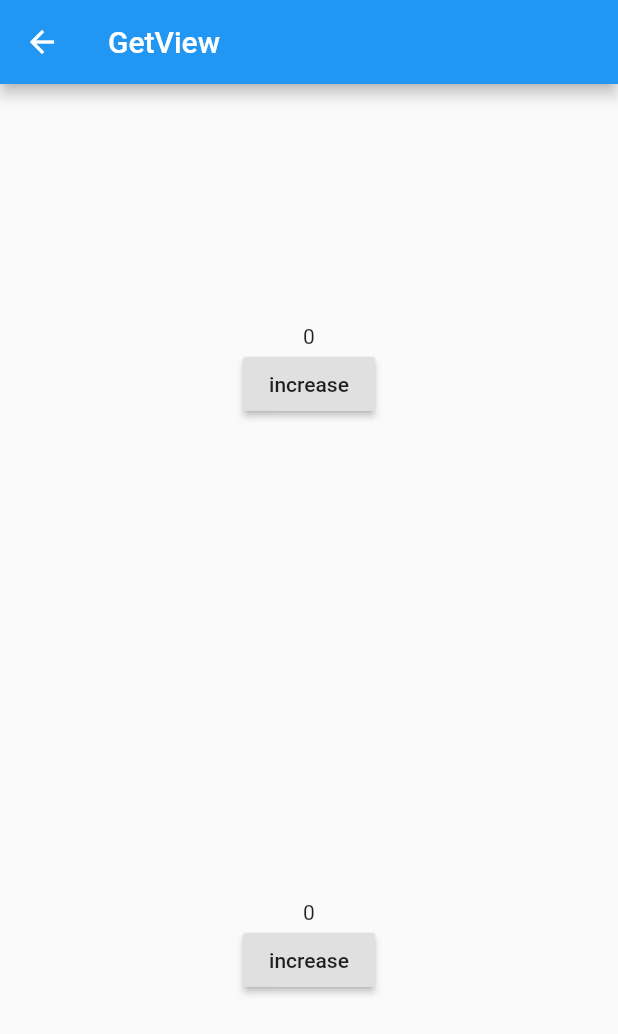
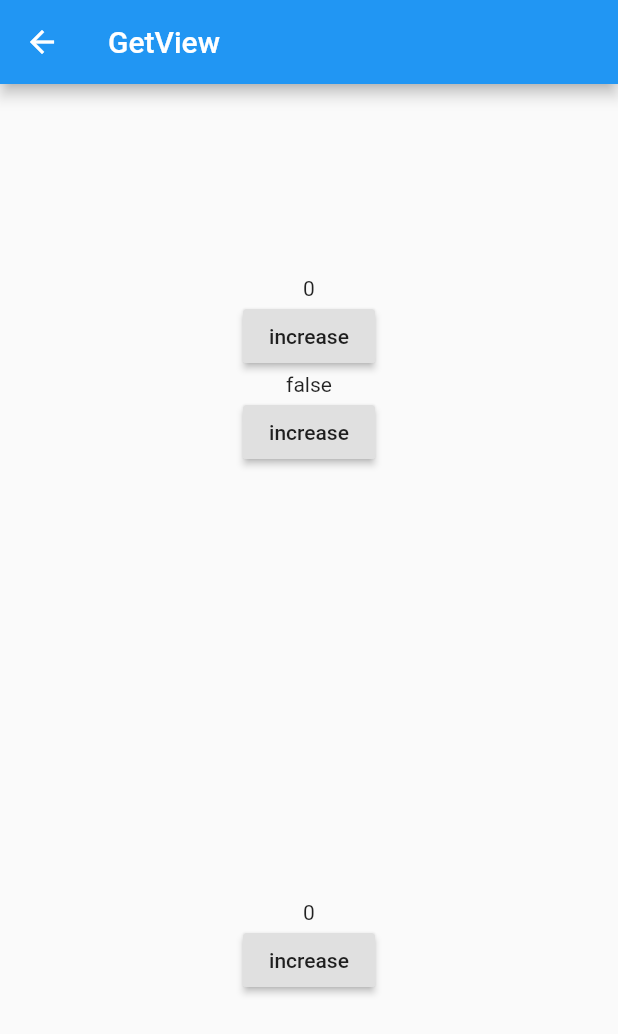
Before and after one commit to sudar-life/sample_getx, a Flutter app: the GetViewWidget screen opened directly, on a phone screen of 412 x 824 dp. Shown: the top 1034 px of the screen. Run offline on Flutter 3.47's test engine with Material 2 defaults, Android fonts, the phone set to English and light mode, and no system bars; our stand-ins replace get.

Commit message:
rxbool 처리

```diff
--- a/lib/src/controller/count_controller_with_reactive.dart
+++ b/lib/src/controller/count_controller_with_reactive.dart
@@ -2,7 +2,12 @@ import 'package:get/get.dart';
 
 class CountControllerWithReactive extends GetxController {
   RxInt count = 0.obs;
+  RxBool ck = false.obs;
   void increase() {
     count++;
   }
+
+  void toggle() {
+    ck.value = !ck.value;
+  }
 }
--- a/lib/src/pages/get_view_widget.dart
+++ b/lib/src/pages/get_view_widget.dart
@@ -38,6 +38,13 @@ class GetViewWithReactive extends GetView<CountControllerWithReactive> {
               controller.increase();
             },
           ),
+          Obx(() => Text(controller.ck.toString())),
+          RaisedButton(
+            child: Text("increase"),
+            onPressed: () {
+              controller.toggle();
+            },
+          ),
         ],
       ),
     );
```
